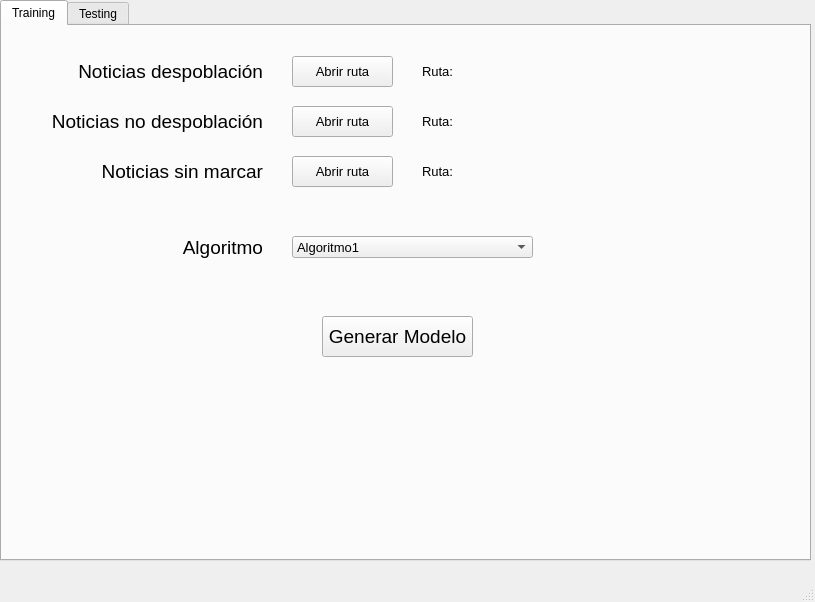
First picture: the form in Codigo/main.ui, repository pcastillot/PCI, before the edit.
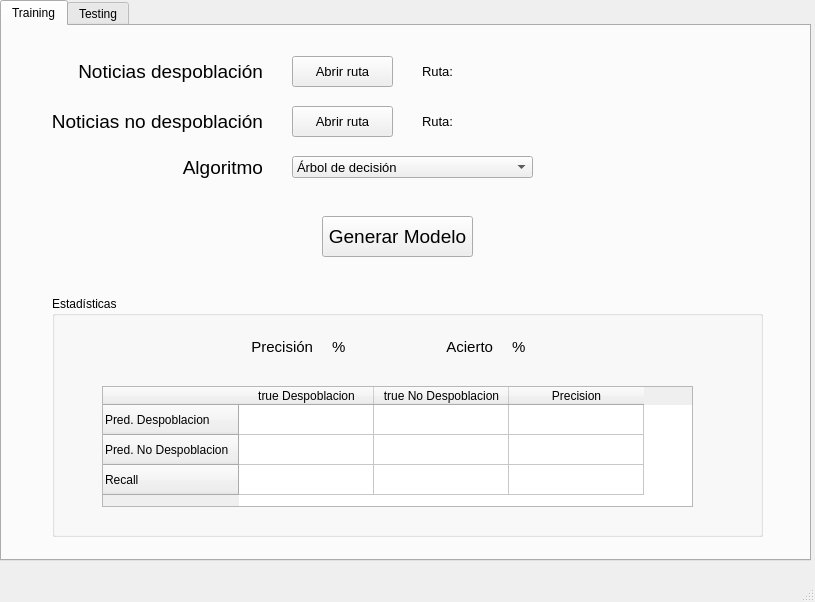
Second picture: the form after the edit.

Commit message:
Actualizada interfaz y añadidos dos algoritmos
Interfaz actualizada añadiendo tabla de estadisticas en la pestaña de training
Añadidos los algoritmos K-nn y Naive Bayes
Las estadísticas del clasificador se muestran en la ventana

Patch:
```diff
--- a/Codigo/main.ui
+++ b/Codigo/main.ui
@@ -10,6 +10,18 @@
     <height>602</height>
    </rect>
   </property>
+  <property name="minimumSize">
+   <size>
+    <width>815</width>
+    <height>602</height>
+   </size>
+  </property>
+  <property name="maximumSize">
+   <size>
+    <width>815</width>
+    <height>602</height>
+   </size>
+  </property>
   <property name="windowTitle">
    <string>MainWindow</string>
   </property>
@@ -160,7 +172,7 @@
       <property name="geometry">
        <rect>
         <x>50</x>
-        <y>210</y>
+        <y>130</y>
         <width>211</width>
         <height>31</height>
        </rect>
@@ -187,7 +199,7 @@
       <property name="geometry">
        <rect>
         <x>290</x>
-        <y>210</y>
+        <y>130</y>
         <width>241</width>
         <height>22</height>
        </rect>
@@ -198,11 +210,11 @@
        </font>
       </property>
       <property name="currentText">
-       <string>Algoritmo1</string>
+       <string>Árbol de decisión</string>
       </property>
       <item>
        <property name="text">
-        <string>Algoritmo1</string>
+        <string>Árbol de decisión</string>
        </property>
       </item>
       <item>
@@ -215,90 +227,12 @@
         <string>Algoritmo3</string>
        </property>
       </item>
-      <item>
-       <property name="text">
-        <string>Algoritmo4</string>
-       </property>
-      </item>
-      <item>
-       <property name="text">
-        <string>Algoritmo5</string>
-       </property>
-      </item>
-      <item>
-       <property name="text">
-        <string>Algoritmo6</string>
-       </property>
-      </item>
-     </widget>
-     <widget class="QLabel" name="label_6">
-      <property name="geometry">
-       <rect>
-        <x>50</x>
-        <y>130</y>
-        <width>211</width>
-        <height>31</height>
-       </rect>
-      </property>
-      <property name="font">
-       <font>
-        <pointsize>14</pointsize>
-       </font>
-      </property>
-      <property name="layoutDirection">
-       <enum>Qt::LeftToRight</enum>
-      </property>
-      <property name="text">
-       <string>Noticias sin marcar</string>
-      </property>
-      <property name="alignment">
-       <set>Qt::AlignRight|Qt::AlignTrailing|Qt::AlignVCenter</set>
-      </property>
-      <property name="wordWrap">
-       <bool>false</bool>
-      </property>
-     </widget>
-     <widget class="QPushButton" name="btnRutaSinMarcar">
-      <property name="geometry">
-       <rect>
-        <x>290</x>
-        <y>130</y>
-        <width>101</width>
-        <height>31</height>
-       </rect>
-      </property>
-      <property name="font">
-       <font>
-        <pointsize>10</pointsize>
-       </font>
-      </property>
-      <property name="text">
-       <string>Abrir ruta</string>
-      </property>
-     </widget>
-     <widget class="QLabel" name="lblRutaSinMarcar">
-      <property name="geometry">
-       <rect>
-        <x>420</x>
-        <y>130</y>
-        <width>381</width>
-        <height>31</height>
-       </rect>
-      </property>
-      <property name="font">
-       <font>
-        <pointsize>10</pointsize>
-       </font>
-      </property>
-      <property name="text">
-       <string>Ruta: </string>
-      </property>
      </widget>
      <widget class="QPushButton" name="btnGenerarModelo">
       <property name="geometry">
        <rect>
         <x>320</x>
-        <y>290</y>
+        <y>190</y>
         <width>151</width>
         <height>41</height>
        </rect>
@@ -312,6 +246,158 @@
        <string>Generar Modelo</string>
       </property>
      </widget>
+     <widget class="QGroupBox" name="groupBox_2">
+      <property name="geometry">
+       <rect>
+        <x>50</x>
+        <y>270</y>
+        <width>711</width>
+        <height>241</height>
+       </rect>
+      </property>
+      <property name="title">
+       <string>Estadísticas</string>
+      </property>
+      <widget class="QLabel" name="label_6">
+       <property name="geometry">
+        <rect>
+         <x>170</x>
+         <y>40</y>
+         <width>91</width>
+         <height>21</height>
+        </rect>
+       </property>
+       <property name="font">
+        <font>
+         <pointsize>11</pointsize>
+        </font>
+       </property>
+       <property name="layoutDirection">
+        <enum>Qt::LeftToRight</enum>
+       </property>
+       <property name="text">
+        <string>Precisión</string>
+       </property>
+       <property name="alignment">
+        <set>Qt::AlignRight|Qt::AlignTrailing|Qt::AlignVCenter</set>
+       </property>
+      </widget>
+      <widget class="QLabel" name="label_7">
+       <property name="geometry">
+        <rect>
+         <x>350</x>
+         <y>40</y>
+         <width>91</width>
+         <height>21</height>
+        </rect>
+       </property>
+       <property name="font">
+        <font>
+         <pointsize>11</pointsize>
+        </font>
+       </property>
+       <property name="layoutDirection">
+        <enum>Qt::LeftToRight</enum>
+       </property>
+       <property name="text">
+        <string>Acierto</string>
+       </property>
+       <property name="alignment">
+        <set>Qt::AlignRight|Qt::AlignTrailing|Qt::AlignVCenter</set>
+       </property>
+      </widget>
+      <widget class="QLabel" name="lblPrecision">
+       <property name="geometry">
+        <rect>
+         <x>280</x>
+         <y>40</y>
+         <width>91</width>
+         <height>21</height>
+        </rect>
+       </property>
+       <property name="font">
+        <font>
+         <pointsize>11</pointsize>
+        </font>
+       </property>
+       <property name="layoutDirection">
+        <enum>Qt::LeftToRight</enum>
+       </property>
+       <property name="text">
+        <string>%</string>
+       </property>
+       <property name="alignment">
+        <set>Qt::AlignLeading|Qt::AlignLeft|Qt::AlignVCenter</set>
+       </property>
+      </widget>
+      <widget class="QLabel" name="lblAcierto">
+       <property name="geometry">
+        <rect>
+         <x>460</x>
+         <y>40</y>
+         <width>91</width>
+         <height>21</height>
+        </rect>
+       </property>
+       <property name="font">
+        <font>
+         <pointsize>11</pointsize>
+        </font>
+       </property>
+       <property name="layoutDirection">
+        <enum>Qt::LeftToRight</enum>
+       </property>
+       <property name="text">
+        <string>%</string>
+       </property>
+       <property name="alignment">
+        <set>Qt::AlignLeading|Qt::AlignLeft|Qt::AlignVCenter</set>
+       </property>
+      </widget>
+      <widget class="QTableWidget" name="tableEstadisticas">
+       <property name="geometry">
+        <rect>
+         <x>50</x>
+         <y>90</y>
+         <width>591</width>
+         <height>121</height>
+        </rect>
+       </property>
+       <attribute name="horizontalHeaderDefaultSectionSize">
+        <number>135</number>
+       </attribute>
+       <row>
+        <property name="text">
+         <string>Pred. Despoblacion</string>
+        </property>
+       </row>
+       <row>
+        <property name="text">
+         <string>Pred. No Despoblacion</string>
+        </property>
+       </row>
+       <row>
+        <property name="text">
+         <string>Recall</string>
+        </property>
+       </row>
+       <column>
+        <property name="text">
+         <string>true Despoblacion</string>
+        </property>
+       </column>
+       <column>
+        <property name="text">
+         <string>true No Despoblacion</string>
+        </property>
+       </column>
+       <column>
+        <property name="text">
+         <string>Precision</string>
+        </property>
+       </column>
+      </widget>
+     </widget>
     </widget>
     <widget class="QWidget" name="tabTesting">
      <attribute name="title">
```
Left out of the diff: 49 changed lines with no effect on the pictures. The commit also changes 6 other files.
